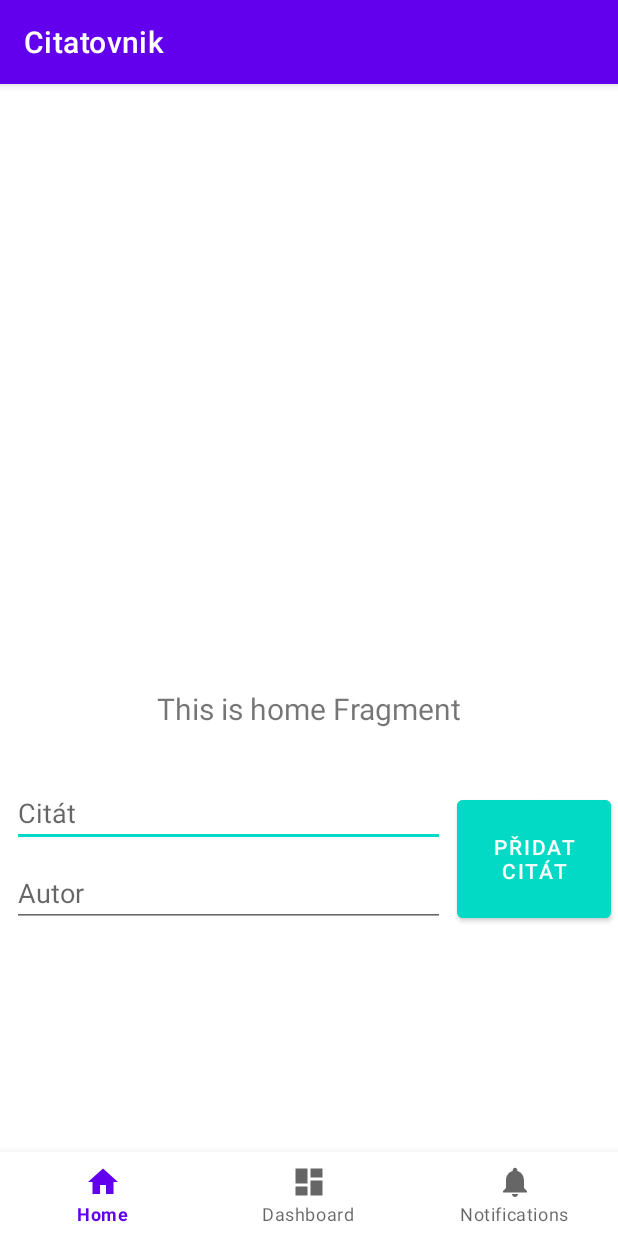
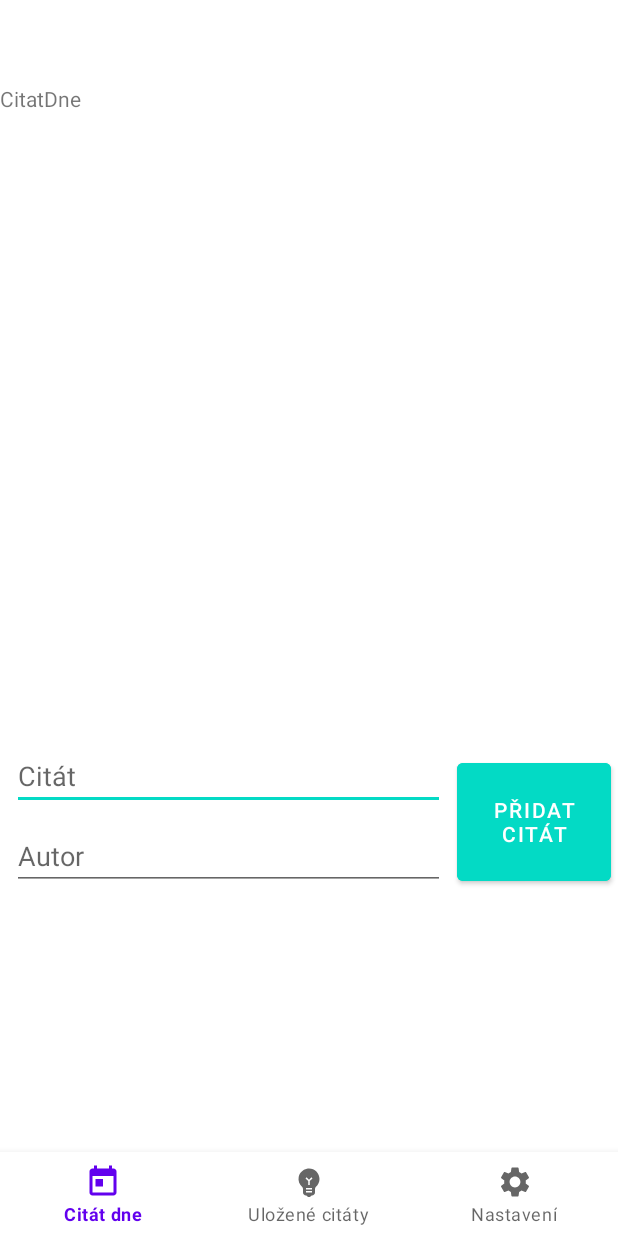
Before and after one commit to z1kolarova/Citatovnik, an Android app: the screen it shows after launch (CitatyMainActivity), on a phone screen of 412 x 824 dp. Run offline under Robolectric (Android 15) with nearby library versions, the phone set to English and light mode, and no system bars; our stand-ins replace navigation-ui; 1 statement that could not run was skipped.

Commit message:
Spustitelná verze s navigací mezi fragmenty.

```diff
--- a/app/src/main/AndroidManifest.xml
+++ b/app/src/main/AndroidManifest.xml
@@ -7,7 +7,7 @@
         android:dataExtractionRules="@xml/data_extraction_rules"
         android:fullBackupContent="@xml/backup_rules"
         android:icon="@mipmap/ic_launcher"
-        android:label="Citátovník"
+        android:label="Citatovnik"
         android:roundIcon="@mipmap/ic_launcher_round"
         android:supportsRtl="true"
         android:theme="@style/Theme.Citatovnik"
@@ -24,7 +24,7 @@
 
             <meta-data
                 android:name="android.app.lib_name"
-                android:value="" />
+                android:value="Citátovník" />
         </activity>
     </application>
 
--- a/app/src/main/java/com/example/citatovnik/ui/citaty/CitatyMainActivity.kt
+++ b/app/src/main/java/com/example/citatovnik/ui/citaty/CitatyMainActivity.kt
@@ -4,11 +4,22 @@ import android.os.Bundle
 import androidx.appcompat.app.AppCompatActivity
 import androidx.lifecycle.Observer
 import androidx.lifecycle.ViewModelProvider
+import androidx.navigation.NavController
+import androidx.navigation.Navigation
+import androidx.navigation.ui.NavigationUI
+import androidx.navigation.ui.setupWithNavController
+import com.example.citatovnik.R
 import com.example.citatovnik.data.Citat
 import com.example.citatovnik.databinding.ActivityMainCitatyBinding
 import com.example.citatovnik.utilities.InjectorUtils
+import com.google.android.material.bottomnavigation.BottomNavigationView
+import com.google.android.material.internal.NavigationMenu
+import com.google.android.material.navigation.NavigationView
 
 class CitatyMainActivity : AppCompatActivity() {
+
+    private lateinit var navController: NavController
+    private lateinit var bottom_nav_menu: BottomNavigationView
 
     /*private lateinit var binding: ActivityMainBinding*/
 
@@ -23,6 +34,13 @@ class CitatyMainActivity : AppCompatActivity() {
         binding = ActivityMainCitatyBinding.inflate(layoutInflater)
         val view = binding.root
         setContentView(view)
+
+        bottom_nav_menu = findViewById(R.id.nav_view)
+        navController = Navigation.findNavController(this, R.id.nav_host_fragment_activity_main)
+
+        bottom_nav_menu.setupWithNavController(navController)
+        NavigationUI.setupActionBarWithNavController(this, navController)
+
         inicializujUI()
 
         /*binding = ActivityMainBinding.inflate(layoutInflater)
@@ -40,6 +58,11 @@ class CitatyMainActivity : AppCompatActivity() {
         )
         setupActionBarWithNavController(navController, appBarConfiguration)
         navView.setupWithNavController(navController)*/
+    }
+
+    override fun onSupportNavigateUp(): Boolean {
+        return NavigationUI.navigateUp(navController, null)
+        //return super.onSupportNavigateUp()
     }
 
     private fun inicializujUI(){
--- /dev/null
+++ b/app/src/main/java/com/example/citatovnik/ui/citaty/citat_dne/CitatDneFragment.kt
@@ -0,0 +1,32 @@
+package com.example.citatovnik.ui.citaty.citat_dne
+
+import androidx.lifecycle.ViewModelProvider
+import android.os.Bundle
+import androidx.fragment.app.Fragment
+import android.view.LayoutInflater
+import android.view.View
+import android.view.ViewGroup
+import com.example.citatovnik.R
+
+class CitatDneFragment : Fragment() {
+
+    companion object {
+        fun newInstance() = CitatDneFragment()
+    }
+
+    private lateinit var viewModel: CitatDneViewModel
+
+    override fun onCreateView(
+        inflater: LayoutInflater, container: ViewGroup?,
+        savedInstanceState: Bundle?
+    ): View? {
+        return inflater.inflate(R.layout.fragment_citat_dne, container, false)
+    }
+
+    override fun onActivityCreated(savedInstanceState: Bundle?) {
+        super.onActivityCreated(savedInstanceState)
+        viewModel = ViewModelProvider(this).get(CitatDneViewModel::class.java)
+        // TODO: Use the ViewModel
+    }
+
+}
--- /dev/null
+++ b/app/src/main/java/com/example/citatovnik/ui/citaty/citat_dne/CitatDneViewModel.kt
@@ -0,0 +1,7 @@
+package com.example.citatovnik.ui.citaty.citat_dne
+
+import androidx.lifecycle.ViewModel
+
+class CitatDneViewModel : ViewModel() {
+    // TODO: Implement the ViewModel
+}
--- a/app/src/main/java/com/example/citatovnik/ui/notifications/NotificationsFragment.kt
+++ b/app/src/main/java/com/example/citatovnik/ui/notifications/NotificationsFragment.kt
@@ -7,11 +7,11 @@ import android.view.ViewGroup
 import android.widget.TextView
 import androidx.fragment.app.Fragment
 import androidx.lifecycle.ViewModelProvider
-import com.example.citatovnik.databinding.FragmentNotificationsBinding
+import com.example.citatovnik.databinding.FragmentNastaveniBinding
 
 class NotificationsFragment : Fragment() {
 
-    private var _binding: FragmentNotificationsBinding? = null
+    private var _binding: FragmentNastaveniBinding? = null
 
     // This property is only valid between onCreateView and
     // onDestroyView.
@@ -25,7 +25,7 @@ class NotificationsFragment : Fragment() {
         val notificationsViewModel =
             ViewModelProvider(this).get(NotificationsViewModel::class.java)
 
-        _binding = FragmentNotificationsBinding.inflate(inflater, container, false)
+        _binding = FragmentNastaveniBinding.inflate(inflater, container, false)
         val root: View = binding.root
 
         val textView: TextView = binding.textNotifications
--- /dev/null
+++ b/app/src/main/res/drawable/ic_baseline_emoji_objects_24.xml
@@ -0,0 +1,5 @@
+<vector android:height="24dp" android:tint="#000000"
+    android:viewportHeight="24" android:viewportWidth="24"
+    android:width="24dp" xmlns:android="http://schemas.android.com/apk/res/android">
+    <path android:fillColor="@android:color/white" android:pathData="M12,3c-0.46,0 -0.93,0.04 -1.4,0.14C7.84,3.67 5.64,5.9 5.12,8.66c-0.48,2.61 0.48,5.01 2.22,6.56C7.77,15.6 8,16.13 8,16.69V19c0,1.1 0.9,2 2,2h0.28c0.35,0.6 0.98,1 1.72,1s1.38,-0.4 1.72,-1H14c1.1,0 2,-0.9 2,-2v-2.31c0,-0.55 0.22,-1.09 0.64,-1.46C18.09,13.95 19,12.08 19,10C19,6.13 15.87,3 12,3zM14,19h-4v-1h4V19zM14,17h-4v-1h4V17zM12.5,11.41V14h-1v-2.59L9.67,9.59l0.71,-0.71L12,10.5l1.62,-1.62l0.71,0.71L12.5,11.41z"/>
+</vector>
--- /dev/null
+++ b/app/src/main/res/drawable/ic_baseline_settings_24.xml
@@ -0,0 +1,5 @@
+<vector android:height="24dp" android:tint="#000000"
+    android:viewportHeight="24" android:viewportWidth="24"
+    android:width="24dp" xmlns:android="http://schemas.android.com/apk/res/android">
+    <path android:fillColor="@android:color/white" android:pathData="M19.14,12.94c0.04,-0.3 0.06,-0.61 0.06,-0.94c0,-0.32 -0.02,-0.64 -0.07,-0.94l2.03,-1.58c0.18,-0.14 0.23,-0.41 0.12,-0.61l-1.92,-3.32c-0.12,-0.22 -0.37,-0.29 -0.59,-0.22l-2.39,0.96c-0.5,-0.38 -1.03,-0.7 -1.62,-0.94L14.4,2.81c-0.04,-0.24 -0.24,-0.41 -0.48,-0.41h-3.84c-0.24,0 -0.43,0.17 -0.47,0.41L9.25,5.35C8.66,5.59 8.12,5.92 7.63,6.29L5.24,5.33c-0.22,-0.08 -0.47,0 -0.59,0.22L2.74,8.87C2.62,9.08 2.66,9.34 2.86,9.48l2.03,1.58C4.84,11.36 4.8,11.69 4.8,12s0.02,0.64 0.07,0.94l-2.03,1.58c-0.18,0.14 -0.23,0.41 -0.12,0.61l1.92,3.32c0.12,0.22 0.37,0.29 0.59,0.22l2.39,-0.96c0.5,0.38 1.03,0.7 1.62,0.94l0.36,2.54c0.05,0.24 0.24,0.41 0.48,0.41h3.84c0.24,0 0.44,-0.17 0.47,-0.41l0.36,-2.54c0.59,-0.24 1.13,-0.56 1.62,-0.94l2.39,0.96c0.22,0.08 0.47,0 0.59,-0.22l1.92,-3.32c0.12,-0.22 0.07,-0.47 -0.12,-0.61L19.14,12.94zM12,15.6c-1.98,0 -3.6,-1.62 -3.6,-3.6s1.62,-3.6 3.6,-3.6s3.6,1.62 3.6,3.6S13.98,15.6 12,15.6z"/>
+</vector>
--- /dev/null
+++ b/app/src/main/res/drawable/ic_baseline_today_24.xml
@@ -0,0 +1,5 @@
+<vector android:height="24dp" android:tint="#000000"
+    android:viewportHeight="24" android:viewportWidth="24"
+    android:width="24dp" xmlns:android="http://schemas.android.com/apk/res/android">
+    <path android:fillColor="@android:color/white" android:pathData="M19,3h-1L18,1h-2v2L8,3L8,1L6,1v2L5,3c-1.11,0 -1.99,0.9 -1.99,2L3,19c0,1.1 0.89,2 2,2h14c1.1,0 2,-0.9 2,-2L21,5c0,-1.1 -0.9,-2 -2,-2zM19,19L5,19L5,8h14v11zM7,10h5v5L7,15z"/>
+</vector>
--- /dev/null
+++ b/app/src/main/res/layout/fragment_citat_dne.xml
@@ -0,0 +1,13 @@
+<?xml version="1.0" encoding="utf-8"?>
+<FrameLayout xmlns:android="http://schemas.android.com/apk/res/android"
+    xmlns:tools="http://schemas.android.com/tools"
+    android:layout_width="match_parent"
+    android:layout_height="match_parent"
+    tools:context=".ui.citaty.citat_dne.CitatDneFragment">
+
+    <TextView
+        android:layout_width="match_parent"
+        android:layout_height="match_parent"
+        android:text="CitatDne" />
+
+</FrameLayout>
--- a/app/src/main/res/menu/bottom_nav_menu.xml
+++ b/app/src/main/res/menu/bottom_nav_menu.xml
@@ -2,18 +2,18 @@
 <menu xmlns:android="http://schemas.android.com/apk/res/android">
 
     <item
-        android:id="@+id/navigation_home"
-        android:icon="@drawable/ic_home_black_24dp"
-        android:title="@string/title_home" />
+        android:id="@+id/citatDneFragment"
+        android:icon="@drawable/ic_baseline_today_24"
+        android:title="Citát dne" />
 
     <item
-        android:id="@+id/navigation_dashboard"
-        android:icon="@drawable/ic_dashboard_black_24dp"
-        android:title="@string/title_dashboard" />
+        android:id="@+id/navigation_home"
+        android:icon="@drawable/ic_baseline_emoji_objects_24"
+        android:title="Uložené citáty" />
 
     <item
-        android:id="@+id/navigation_notifications"
-        android:icon="@drawable/ic_notifications_black_24dp"
-        android:title="@string/title_notifications" />
+        android:id="@+id/nastaveniFragment"
+        android:icon="@drawable/ic_baseline_settings_24"
+        android:title="Nastavení" />
 
 </menu>
--- a/app/src/main/res/navigation/mobile_navigation.xml
+++ b/app/src/main/res/navigation/mobile_navigation.xml
@@ -3,23 +3,23 @@
     xmlns:app="http://schemas.android.com/apk/res-auto"
     xmlns:tools="http://schemas.android.com/tools"
     android:id="@+id/mobile_navigation"
-    app:startDestination="@+id/navigation_home">
+    app:startDestination="@id/citatDneFragment">
 
+    <fragment
+        android:id="@+id/citatDneFragment"
+        android:name="com.example.citatovnik.ui.citaty.citat_dne.CitatDneFragment"
+        android:label="Citát dne"
+        tools:layout="@layout/fragment_citat_dne" >
+    </fragment>
     <fragment
         android:id="@+id/navigation_home"
         android:name="com.example.citatovnik.ui.home.HomeFragment"
-        android:label="@string/title_home"
+        android:label="Uložené citáty"
         tools:layout="@layout/fragment_home" />
 
     <fragment
-        android:id="@+id/navigation_dashboard"
-        android:name="com.example.citatovnik.ui.dashboard.DashboardFragment"
-        android:label="@string/title_dashboard"
-        tools:layout="@layout/fragment_dashboard" />
-
-    <fragment
-        android:id="@+id/navigation_notifications"
+        android:id="@+id/nastaveniFragment"
         android:name="com.example.citatovnik.ui.notifications.NotificationsFragment"
-        android:label="@string/title_notifications"
-        tools:layout="@layout/fragment_notifications" />
+        android:label="Nastavení"
+        tools:layout="@layout/fragment_nastaveni" />
 </navigation>
--- a/app/src/main/res/values/themes.xml
+++ b/app/src/main/res/values/themes.xml
@@ -12,5 +12,12 @@
         <!-- Status bar color. -->
         <item name="android:statusBarColor">?attr/colorPrimaryVariant</item>
         <!-- Customize your theme here. -->
+        <item name="windowActionBar">false</item>
+        <item name="windowNoTitle">true</item>
+    </style>
+
+    <style name="ToolbarTheme" parent="ThemeOverlay.MaterialComponents.ActionBar">
+        <item name="android:textColorPrimary">@android:color/white</item>
+        <item name="android:textColorSecondary">#EEEEEE</item>
     </style>
 </resources>
--- a/build.gradle
+++ b/build.gradle
@@ -2,5 +2,6 @@
 plugins {
     id 'com.android.application' version '7.3.1' apply false
     id 'com.android.library' version '7.3.1' apply false
-    id 'org.jetbrains.kotlin.android' version '1.8.0-RC2' apply false
+    id 'org.jetbrains.kotlin.android' version '1.8.0' apply false
+    id 'androidx.navigation.safeargs' version '2.5.3' apply false
 }
--- a/settings.gradle
+++ b/settings.gradle
@@ -10,6 +10,7 @@ dependencyResolutionManagement {
     repositories {
         google()
         mavenCentral()
+        jcenter()
     }
 }
 rootProject.name = "Citatovnik"
```
Also changed, not shown: app/build.gradle (+52 -1 lines), app/src/main/java/com/example/citatovnik/ui/nastaveni/NastaveniFragment.kt (added, +8 -0 lines), app/src/main/res/layout/fragment_nastaveni.xml (renamed from app/src/main/res/layout/fragment_notifications.xml).
